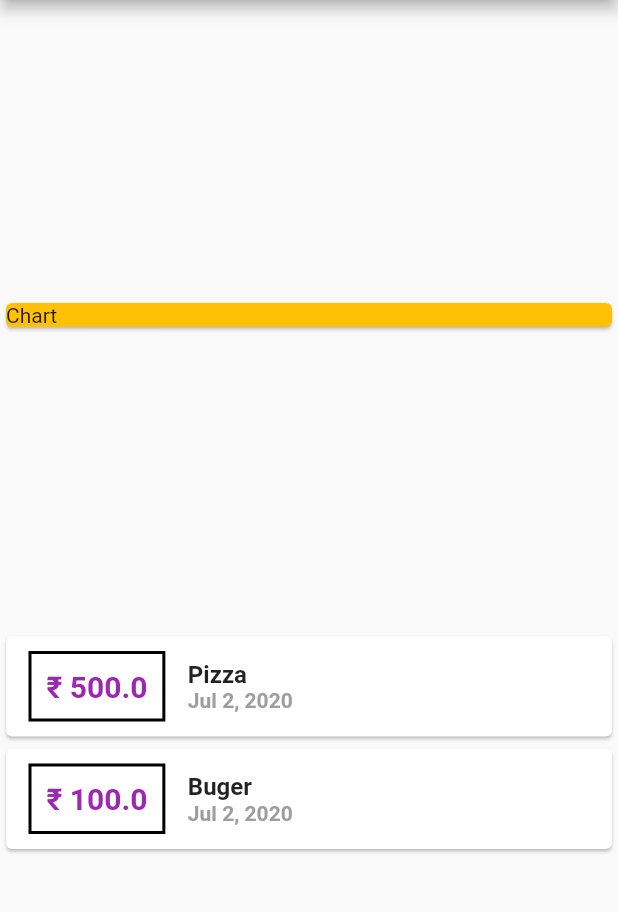
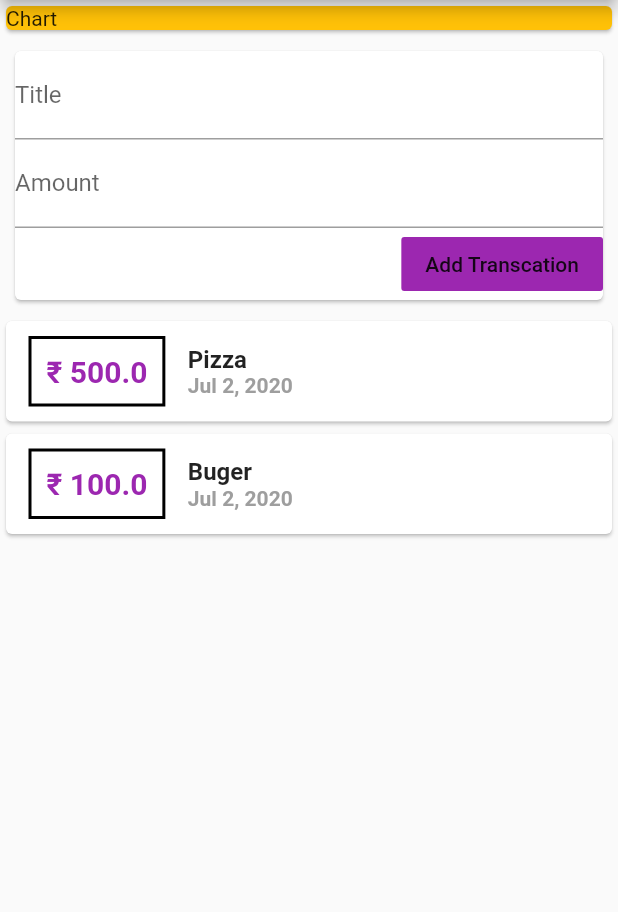
Before and after one commit to AstroEngineeer/Expense_Planner_App, a Flutter app: the screen it shows after launch, on a phone screen of 412 x 824 dp, the part 84-996 px from its top. Run offline on Flutter 3.47's test engine with Material 2 defaults, Android fonts, the phone set to English and light mode, and no system bars.

Commit message:
with list view

```diff
--- a/lib/main.dart
+++ b/lib/main.dart
@@ -1,6 +1,5 @@
-import 'package:Expense_Planner_App/Transcation.dart';
+import 'package:Expense_Planner_App/widgets/User_Transcation.dart';
 import 'package:flutter/material.dart';
-import 'package:intl/intl.dart';
 
 void main(List<String> args) {
   runApp(MyApp());
@@ -17,20 +16,15 @@ class MyApp extends StatelessWidget {
 }
 
 class MyAppHome extends StatelessWidget {
-  final List transcations = <Transcation>[
-    Transcation(id: "t1", title: "Pizza", amt: 500, date: DateTime.now()),
-    Transcation(id: "t2", title: "Buger", amt: 100, date: DateTime.now())
-  ];
-
   @override
   Widget build(BuildContext context) {
     return Scaffold(
       appBar: AppBar(
         title: Text("Expense Planner"),
       ),
-      body: Column(
-        crossAxisAlignment: CrossAxisAlignment.center,
-        mainAxisAlignment: MainAxisAlignment.spaceEvenly,
+      body: ListView(
+        //crossAxisAlignment: CrossAxisAlignment.center,
+        //mainAxisAlignment: MainAxisAlignment.spaceEvenly,
         children: <Widget>[
           Container(
             width: double.infinity,
@@ -39,48 +33,7 @@ class MyAppHome extends StatelessWidget {
               child: Text("Chart"),
             ),
           ),
-          Column(
-              children: transcations.map((tx) {
-            return Card(
-                child: Row(
-              children: <Widget>[
-                Container(
-                  child: Text("₹ ${tx.amt}",
-                      style: TextStyle(
-                          color: Colors.purple,
-                          fontWeight: FontWeight.bold,
-                          fontSize: 20)),
-                  margin: EdgeInsets.symmetric(horizontal: 15, vertical: 10),
-                  padding: EdgeInsets.all(10),
-                  decoration: BoxDecoration(
-                    border: Border.all(
-                        color: Colors.black,
-                        style: BorderStyle.solid,
-                        width: 2),
-                  ),
-                ),
-                Column(
-                  crossAxisAlignment: CrossAxisAlignment.start,
-                  children: <Widget>[
-                    Container(
-                        child: Text(
-                      tx.title,
-                      style:
-                          TextStyle(fontSize: 16, fontWeight: FontWeight.bold),
-                    )),
-                    Container(
-                        child: Text(
-                      DateFormat.yMMMd().format(tx.date),
-                      style: TextStyle(
-                          color: Colors.grey,
-                          fontSize: 14,
-                          fontWeight: FontWeight.bold),
-                    )),
-                  ],
-                )
-              ],
-            ));
-          }).toList())
+          UserTranscation()
         ],
       ),
     );
--- /dev/null
+++ b/lib/widgets/New_Transcation.dart
@@ -0,0 +1,35 @@
+import 'package:flutter/material.dart';
+
+class NewTranscation extends StatelessWidget {
+  final amountInput = TextEditingController();
+  final titleInput = TextEditingController();
+  final Function addTranscation;
+
+  NewTranscation(this.addTranscation);
+
+  @override
+  Widget build(BuildContext context) {
+    return Card(
+      margin: EdgeInsets.all(10),
+      child: Column(
+        crossAxisAlignment: CrossAxisAlignment.end,
+        children: <Widget>[
+          TextField(
+            decoration: InputDecoration(labelText: "Title"),
+            controller: titleInput,
+          ),
+          TextField(
+            decoration: InputDecoration(labelText: "Amount"),
+            controller: amountInput,
+          ),
+          FlatButton(
+              color: Colors.purple,
+              onPressed: () {
+                addTranscation(titleInput.text, double.parse(amountInput.text));
+              },
+              child: Text("Add Transcation")),
+        ],
+      ),
+    );
+  }
+}
--- /dev/null
+++ b/lib/widgets/Transcation_List.dart
@@ -0,0 +1,52 @@
+import 'package:Expense_Planner_App/models/Transcation.dart';
+import 'package:flutter/material.dart';
+import 'package:intl/intl.dart';
+
+class TranscationList extends StatelessWidget {
+  final List<Transcation> transcations;
+
+  TranscationList(this.transcations);
+
+  @override
+  Widget build(BuildContext context) {
+    return Column(
+        children: transcations.map((tx) {
+      return Card(
+          child: Row(
+        children: <Widget>[
+          Container(
+            child: Text("₹ ${tx.amt}",
+                style: TextStyle(
+                    color: Colors.purple,
+                    fontWeight: FontWeight.bold,
+                    fontSize: 20)),
+            margin: EdgeInsets.symmetric(horizontal: 15, vertical: 10),
+            padding: EdgeInsets.all(10),
+            decoration: BoxDecoration(
+              border: Border.all(
+                  color: Colors.black, style: BorderStyle.solid, width: 2),
+            ),
+          ),
+          Column(
+            crossAxisAlignment: CrossAxisAlignment.start,
+            children: <Widget>[
+              Container(
+                  child: Text(
+                tx.title,
+                style: TextStyle(fontSize: 16, fontWeight: FontWeight.bold),
+              )),
+              Container(
+                  child: Text(
+                DateFormat.yMMMd().format(tx.date),
+                style: TextStyle(
+                    color: Colors.grey,
+                    fontSize: 14,
+                    fontWeight: FontWeight.bold),
+              )),
+            ],
+          )
+        ],
+      ));
+    }).toList());
+  }
+}
--- /dev/null
+++ b/lib/widgets/User_Transcation.dart
@@ -0,0 +1,38 @@
+import 'package:Expense_Planner_App/models/Transcation.dart';
+import 'package:Expense_Planner_App/widgets/New_Transcation.dart';
+import 'package:Expense_Planner_App/widgets/Transcation_List.dart';
+import 'package:flutter/material.dart';
+
+class UserTranscation extends StatefulWidget {
+  @override
+  _UserTranscationState createState() => _UserTranscationState();
+}
+
+class _UserTranscationState extends State<UserTranscation> {
+  final List _Usertranscations = <Transcation>[
+    Transcation(id: "t1", title: "Pizza", amt: 500, date: DateTime.now()),
+    Transcation(id: "t2", title: "Buger", amt: 100, date: DateTime.now())
+  ];
+
+  void _addNewTranscation(String title, double amount) {
+    final newtx = Transcation(
+        id: DateTime.now().toString(),
+        title: title,
+        amt: amount,
+        date: DateTime.now());
+
+    setState(() {
+      _Usertranscations.add(newtx);
+    });
+  }
+
+  @override
+  Widget build(BuildContext context) {
+    return Column(
+      children: <Widget>[
+        NewTranscation(_addNewTranscation),
+        TranscationList(_Usertranscations),
+      ],
+    );
+  }
+}
```
Also changed, not shown: lib/models/Transcation.dart (renamed from lib/Transcation.dart).
